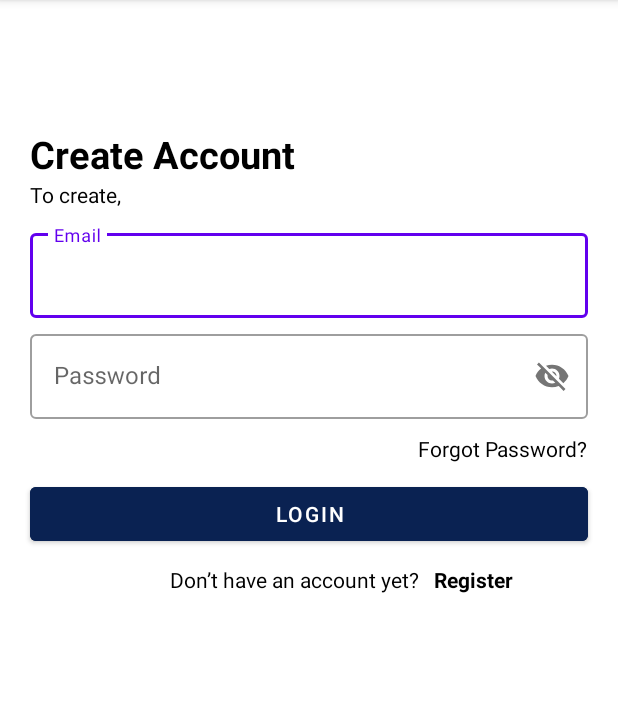
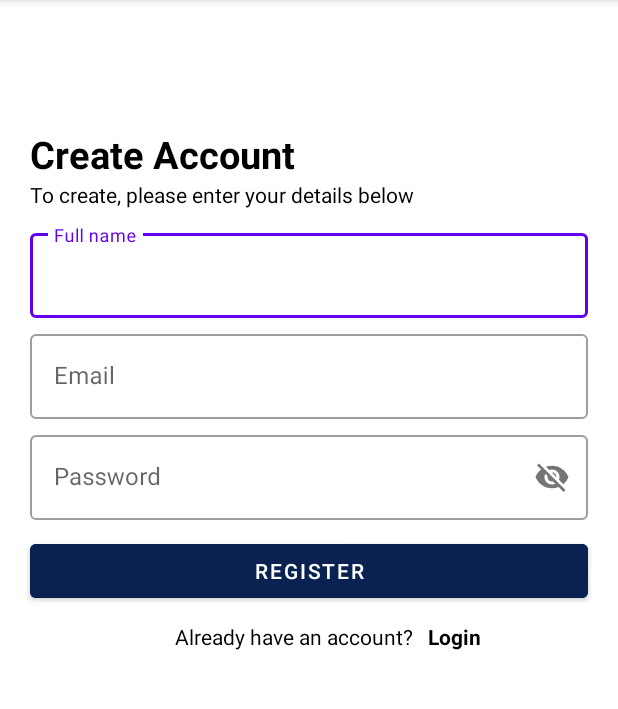
Before and after one commit to wise4rmgod/ReachForHelp, an Android app: the fragment SignupFragment shown on its own in the app's theme, on a phone screen of 412 x 824 dp, the part 84-793 px from its top. Run offline under Robolectric (Android 15) with nearby library versions, the phone set to English and light mode, and no system bars.

Commit message:
Singup fixed

```diff
--- a/app/src/main/res/layout/signup_fragment.xml
+++ b/app/src/main/res/layout/signup_fragment.xml
@@ -16,15 +16,33 @@
         android:layout_marginStart="20dp"
         android:textSize="25sp"
         android:textStyle="bold"
-        app:layout_constraintBottom_toTopOf="@id/emailTextField"/>
+        app:layout_constraintBottom_toTopOf="@id/fullnameextField"/>
 
     <TextView
         android:layout_width="match_parent"
         android:layout_height="wrap_content"
         android:layout_marginStart="20dp"
-        android:text="To create, "
+        android:text="To create, please enter your details below"
         android:textColor="@color/black"
         app:layout_constraintTop_toBottomOf="@id/welcmtext" />
+
+    <com.google.android.material.textfield.TextInputLayout
+        android:id="@+id/fullnameextField"
+        style="@style/Widget.MaterialComponents.TextInputLayout.OutlinedBox"
+        android:layout_width="match_parent"
+        android:layout_height="wrap_content"
+        android:layout_marginEnd="20dp"
+        android:layout_marginStart="20dp"
+        android:hint="Full name"
+        android:layout_marginTop="150dp"
+        app:layout_constraintTop_toTopOf="parent">
+
+        <com.google.android.material.textfield.TextInputEditText
+            android:id="@+id/fullname"
+            android:layout_width="match_parent"
+            android:layout_height="wrap_content" />
+
+    </com.google.android.material.textfield.TextInputLayout>
 
     <com.google.android.material.textfield.TextInputLayout
         android:id="@+id/emailTextField"
@@ -33,9 +51,9 @@
         android:layout_height="wrap_content"
         android:layout_marginEnd="20dp"
         android:layout_marginStart="20dp"
+        android:layout_marginTop="5dp"
         android:hint="Email"
-        android:layout_marginTop="150dp"
-        app:layout_constraintTop_toTopOf="parent">
+        app:layout_constraintTop_toBottomOf="@id/fullnameextField">
 
         <com.google.android.material.textfield.TextInputEditText
             android:id="@+id/email"
@@ -63,31 +81,21 @@
 
     </com.google.android.material.textfield.TextInputLayout>
 
-    <TextView
-        android:id="@+id/forgotpawrd_txt"
-        android:text="Forgot Password?"
-        android:layout_marginEnd="20dp"
-        android:layout_marginTop="10dp"
-        android:textColor="@color/black"
-        app:layout_constraintEnd_toEndOf="parent"
-        app:layout_constraintTop_toBottomOf="@id/passwordTextField"
-        android:layout_width="wrap_content"
-        android:layout_height="wrap_content"/>
 
     <Button
         android:id="@+id/loginbtn"
-        app:layout_constraintTop_toBottomOf="@id/forgotpawrd_txt"
+        app:layout_constraintTop_toBottomOf="@id/passwordTextField"
         android:layout_marginEnd="20dp"
         android:layout_marginStart="20dp"
         android:layout_marginTop="10dp"
         android:backgroundTint="#0A2252"
-        android:text="Login"
+        android:text="Register"
         android:layout_width="match_parent"
         android:layout_height="wrap_content"/>
 
     <TextView
         android:id="@+id/regtxt1"
-        android:text="Don’t have an account yet?"
+        android:text="Already have an account?"
         android:layout_marginEnd="20dp"
         android:textColor="@color/black"
         android:layout_marginTop="10dp"
@@ -99,7 +107,7 @@
 
     <TextView
         android:id="@+id/regtxt"
-        android:text="Register"
+        android:text="Login"
         android:layout_marginEnd="20dp"
         android:layout_marginTop="10dp"
         app:layout_constraintStart_toEndOf="@id/regtxt1"
```
